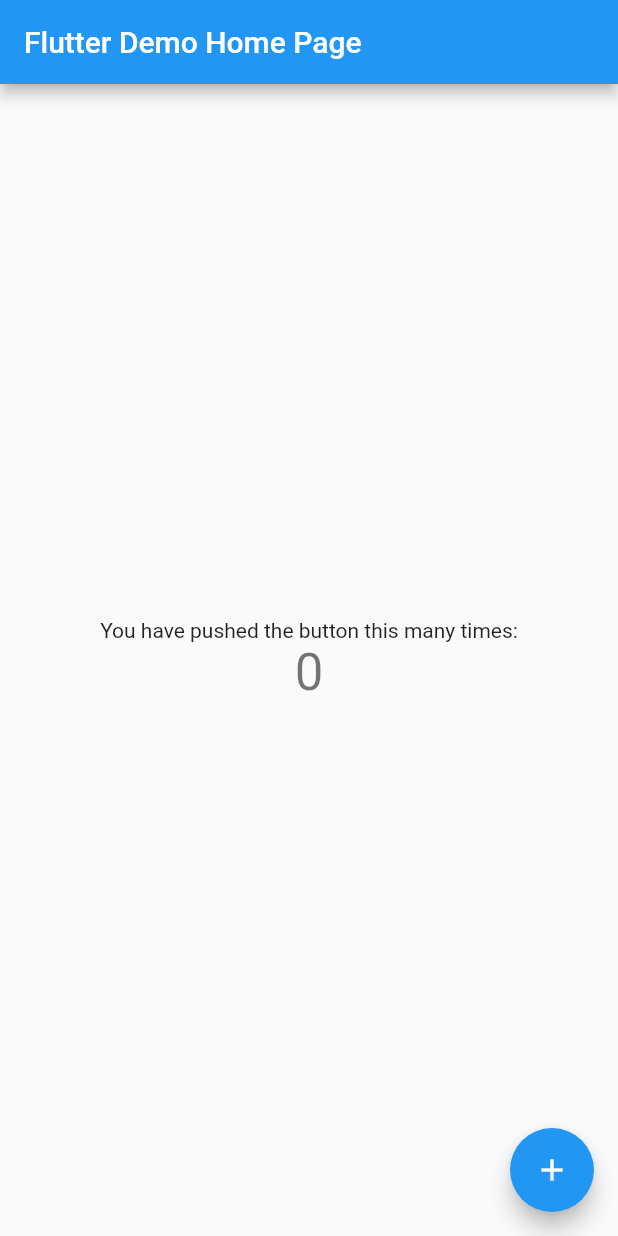
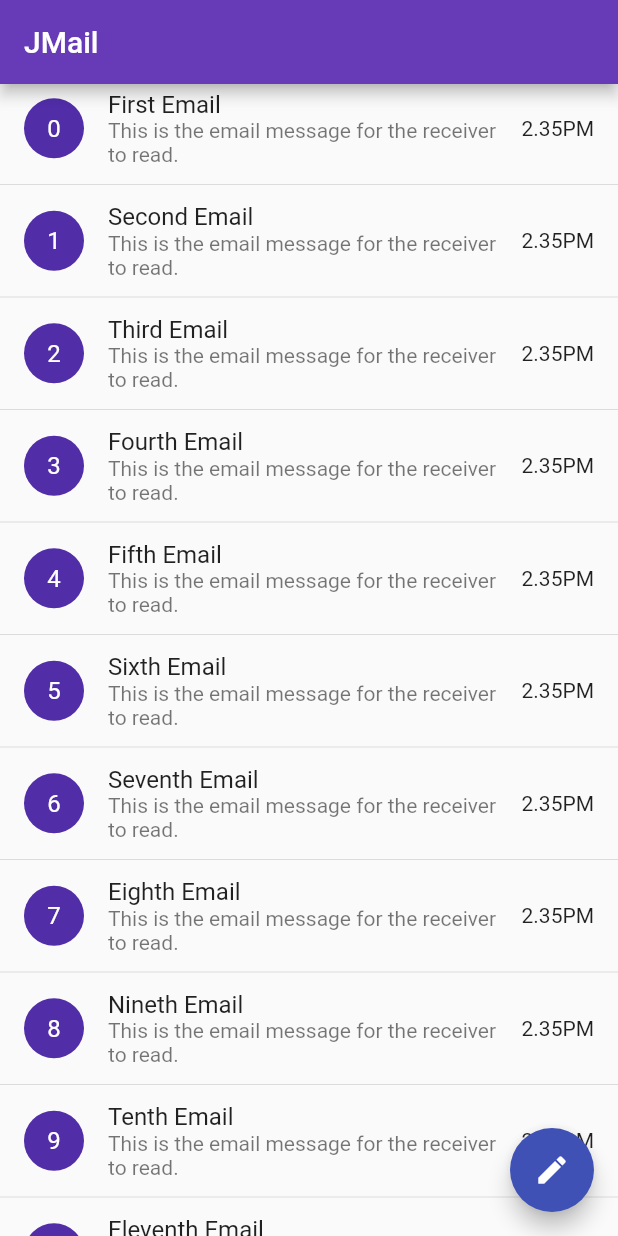
Before and after one commit to humanshado/JMail, a Flutter app: the screen it shows after launch, on a phone screen of 412 x 824 dp. Run offline on Flutter 3.47's test engine with Material 2 defaults, Android fonts, the phone set to English and light mode, and no system bars.

Commit message:
list dummy email messages

```diff
--- a/lib/main.dart
+++ b/lib/main.dart
@@ -5,113 +5,67 @@ void main() {
 }
 
 class MyApp extends StatelessWidget {
-  // This widget is the root of your application.
   @override
   Widget build(BuildContext context) {
     return MaterialApp(
-      title: 'Flutter Demo',
+      title: 'JMail',
       theme: ThemeData(
-        // This is the theme of your application.
-        //
-        // Try running your application with "flutter run". You'll see the
-        // application has a blue toolbar. Then, without quitting the app, try
-        // changing the primarySwatch below to Colors.green and then invoke
-        // "hot reload" (press "r" in the console where you ran "flutter run",
-        // or simply save your changes to "hot reload" in a Flutter IDE).
-        // Notice that the counter didn't reset back to zero; the application
-        // is not restarted.
-        primarySwatch: Colors.blue,
-        // This makes the visual density adapt to the platform that you run
-        // the app on. For desktop platforms, the controls will be smaller and
-        // closer together (more dense) than on mobile platforms.
+        primarySwatch: Colors.deepPurple,
+        accentColor: Colors.indigo,
         visualDensity: VisualDensity.adaptivePlatformDensity,
       ),
-      home: MyHomePage(title: 'Flutter Demo Home Page'),
+      debugShowCheckedModeBanner: false,
+      home: Home(title: 'JMail'),
     );
   }
 }
 
-class MyHomePage extends StatefulWidget {
-  MyHomePage({Key key, this.title}) : super(key: key);
-
-  // This widget is the home page of your application. It is stateful, meaning
-  // that it has a State object (defined below) that contains fields that affect
-  // how it looks.
-
-  // This class is the configuration for the state. It holds the values (in this
-  // case the title) provided by the parent (in this case the App widget) and
-  // used by the build method of the State. Fields in a Widget subclass are
-  // always marked "final".
-
+class Home extends StatefulWidget {
+  Home({Key key, this.title}) : super(key: key);
   final String title;
 
   @override
-  _MyHomePageState createState() => _MyHomePageState();
+  _HomeState createState() => _HomeState();
 }
 
-class _MyHomePageState extends State<MyHomePage> {
-  int _counter = 0;
-
-  void _incrementCounter() {
-    setState(() {
-      // This call to setState tells the Flutter framework that something has
-      // changed in this State, which causes it to rerun the build method below
-      // so that the display can reflect the updated values. If we changed
-      // _counter without calling setState(), then the build method would not be
-      // called again, and so nothing would appear to happen.
-      _counter++;
-    });
-  }
+class _HomeState extends State<Home> {
+  final List messages = [
+    {'subject': 'First Email', 'body': 'This is the email message for the receiver to read.'},
+    {'subject': 'Second Email', 'body': 'This is the email message for the receiver to read.'},
+    {'subject': 'Third Email', 'body': 'This is the email message for the receiver to read.'},
+    {'subject': 'Fourth Email', 'body': 'This is the email message for the receiver to read.'},
+    {'subject': 'Fifth Email', 'body': 'This is the email message for the receiver to read.'},
+    {'subject': 'Sixth Email', 'body': 'This is the email message for the receiver to read.'},
+    {'subject': 'Seventh Email', 'body': 'This is the email message for the receiver to read.'},
+    {'subject': 'Eighth Email', 'body': 'This is the email message for the receiver to read.'},
+    {'subject': 'Nineth Email', 'body': 'This is the email message for the receiver to read.'},
+    {'subject': 'Tenth Email', 'body': 'This is the email message for the receiver to read.'},
+    {'subject': 'Eleventh Email', 'body': 'This is the email message for the receiver to read.'},
+  ];
 
   @override
   Widget build(BuildContext context) {
-    // This method is rerun every time setState is called, for instance as done
-    // by the _incrementCounter method above.
-    //
-    // The Flutter framework has been optimized to make rerunning build methods
-    // fast, so that you can just rebuild anything that needs updating rather
-    // than having to individually change instances of widgets.
     return Scaffold(
       appBar: AppBar(
-        // Here we take the value from the MyHomePage object that was created by
-        // the App.build method, and use it to set our appbar title.
         title: Text(widget.title),
       ),
-      body: Center(
-        // Center is a layout widget. It takes a single child and positions it
-        // in the middle of the parent.
-        child: Column(
-          // Column is also a layout widget. It takes a list of children and
-          // arranges them vertically. By default, it sizes itself to fit its
-          // children horizontally, and tries to be as tall as its parent.
-          //
-          // Invoke "debug painting" (press "p" in the console, choose the
-          // "Toggle Debug Paint" action from the Flutter Inspector in Android
-          // Studio, or the "Toggle Debug Paint" command in Visual Studio Code)
-          // to see the wireframe for each widget.
-          //
-          // Column has various properties to control how it sizes itself and
-          // how it positions its children. Here we use mainAxisAlignment to
-          // center the children vertically; the main axis here is the vertical
-          // axis because Columns are vertical (the cross axis would be
-          // horizontal).
-          mainAxisAlignment: MainAxisAlignment.center,
-          children: <Widget>[
-            Text(
-              'You have pushed the button this many times:',
-            ),
-            Text(
-              '$_counter',
-              style: Theme.of(context).textTheme.headline4,
-            ),
-          ],
-        ),
+      body: ListView.separated(
+        itemCount: messages.length,
+        separatorBuilder: (context, index) => Divider(),
+        itemBuilder: (BuildContext context, int index){
+          return ListTile(
+            leading: CircleAvatar(child: Text('$index'),),
+            title: Text(messages[index]['subject']),
+            subtitle: Text(messages[index]['body']),
+            trailing: Text('2.35PM'),
+          );
+        },
       ),
       floatingActionButton: FloatingActionButton(
-        onPressed: _incrementCounter,
-        tooltip: 'Increment',
-        child: Icon(Icons.add),
-      ), // This trailing comma makes auto-formatting nicer for build methods.
+        onPressed: (){},
+        tooltip: 'compose',
+        child: Icon(Icons.edit),
+      ),
     );
   }
 }
```
